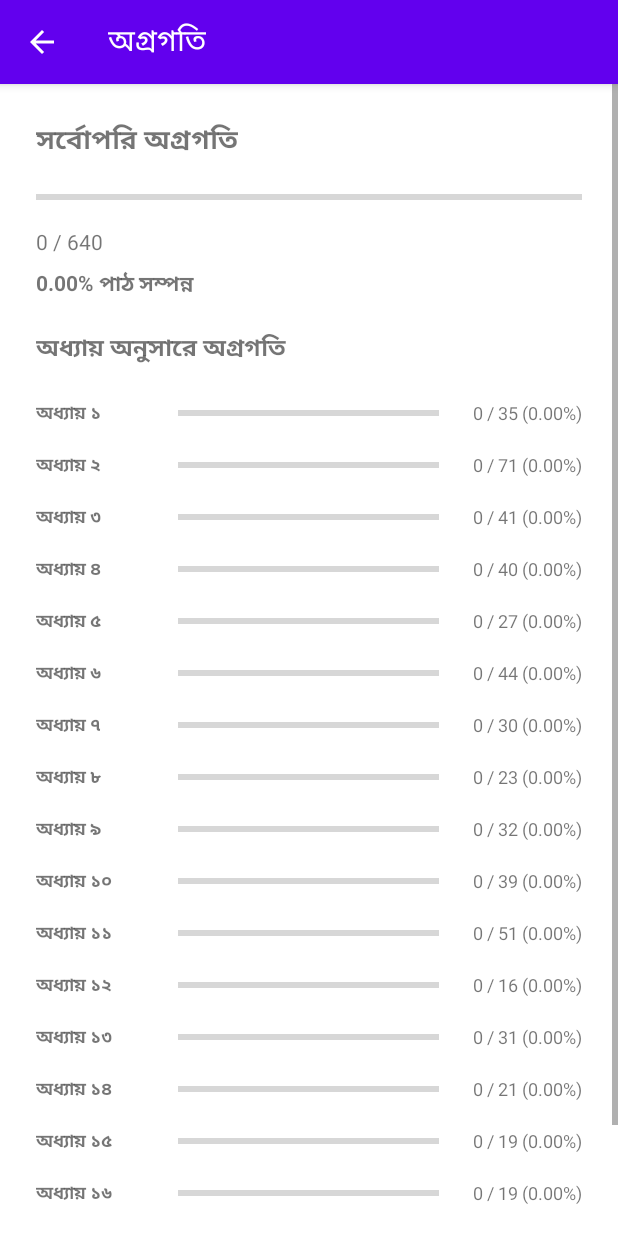
After one commit to dip06ece/GeetaInBangla, an Android app: the fragment ProgressTrackingFragment shown on its own in the app's theme, on a phone screen of 412 x 824 dp. The commit adds this screen. Run offline under Robolectric (Android 15) with nearby library versions, the phone set to English and light mode, and no system bars.

Commit message:
Added feature: social and progress tracking

```diff
--- a/app/build.gradle.kts
+++ b/app/build.gradle.kts
@@ -12,8 +12,8 @@ android {
         applicationId = "com.dip.geetainbangla"
         minSdk = 24        // ✅ UPDATED
         targetSdk = 36
-        versionCode = 5
-        versionName = "1.0.5"
+        versionCode = 6
+        versionName = "1.0.6"
 
         testInstrumentationRunner = "androidx.test.runner.AndroidJUnitRunner"
     }
--- a/app/src/main/AndroidManifest.xml
+++ b/app/src/main/AndroidManifest.xml
@@ -2,6 +2,9 @@
 <manifest xmlns:android="http://schemas.android.com/apk/res/android"
     xmlns:tools="http://schemas.android.com/tools">
     <uses-permission android:name="android.permission.INTERNET" />
+    <uses-permission
+        android:name="com.google.android.gms.permission.AD_ID"
+        tools:node="remove" />
     <application
         android:allowBackup="true"
         android:dataExtractionRules="@xml/data_extraction_rules"
--- a/app/src/main/java/com/dip/geetainbangla/MainActivity.kt
+++ b/app/src/main/java/com/dip/geetainbangla/MainActivity.kt
@@ -63,7 +63,7 @@ class MainActivity : AppCompatActivity() {
         // menu should be considered as top level destinations.
         appBarConfiguration = AppBarConfiguration(
             setOf(
-                R.id.nav_introduction, R.id.nav_bookmarks, R.id.nav_chapter1,
+                R.id.nav_progress, R.id.nav_introduction, R.id.nav_bookmarks, R.id.nav_chapter1,
                 R.id.nav_chapter2, R.id.nav_chapter3, R.id.nav_chapter4,
                 R.id.nav_chapter5, R.id.nav_chapter6, R.id.nav_chapter7,
                 R.id.nav_chapter8, R.id.nav_chapter9, R.id.nav_chapter10,
--- a/app/src/main/java/com/dip/geetainbangla/commonutils/commonlib.kt
+++ b/app/src/main/java/com/dip/geetainbangla/commonutils/commonlib.kt
@@ -3,7 +3,10 @@ package com.dip.geetainbangla.commonutils
 import android.content.ClipData
 import android.content.ClipboardManager
 import android.content.Context
+import android.content.Intent
 import android.content.res.ColorStateList
+import android.widget.ProgressBar
+import android.view.View
 import android.graphics.PorterDuff
 import android.media.AudioAttributes
 import android.view.LayoutInflater
@@ -75,6 +78,7 @@ object commonlib {
             val view = inflater.inflate(R.layout.item_verse, container, false)
 
             val btnView = view.findViewById<ImageButton>(R.id.btnView)
+
             val verse_store_url = verse.store_url
             if (cachedAudioFiles.contains(verse_store_url)) {
                 // Audio already downloaded → eye bright (gray)
@@ -102,6 +106,7 @@ object commonlib {
 
             val btnAudio = view.findViewById<ImageButton>(R.id.btnAudio)
             val btnBookmark = view.findViewById<ImageButton>(R.id.btnBookmark)
+            val btnSocial = view.findViewById<ImageButton>(R.id.btnSocial)
 
             val verseString = if (verseNumber > 9) "0$verseNumber" else "00$verseNumber"
 
@@ -167,6 +172,33 @@ object commonlib {
 
                     Toast.makeText(context, "Bookmark saved!", Toast.LENGTH_SHORT).show()
                 }
+            }
+            btnSocial.setOnClickListener {
+                val chapterText = convertChapterNumberToBangla(chapterBack.toInt())
+                val verseText = verse.serialNumber
+                val stanzasText = verse.stanzas.joinToString("\n")
+                val meaningText = verse.meaning
+
+val shareText = """
+শ্রীমদ্ভগবদ্গীতা
+
+অধ্যায় - $chapterText
+শ্লোক নং - $verseText
+
+শ্লোক:
+$stanzasText
+
+অর্থ: $meaningText
+""".trimIndent()
+
+                    val shareIntent = Intent(Intent.ACTION_SEND).apply {
+                            type = "text/plain"
+                            putExtra(Intent.EXTRA_TEXT, shareText)
+                    }
+
+                    fragment.startActivity(
+                        Intent.createChooser(shareIntent, "শেয়ার করুন")
+                    )
             }
 
             btnView.setOnClickListener {
@@ -396,6 +428,7 @@ fun loadAndDisplayBookmark(
 
             val btnAudio = view.findViewById<ImageButton>(R.id.btnAudio)
             val btnBookmark = view.findViewById<ImageButton>(R.id.btnBookmark)
+            val btnSocial = view.findViewById<ImageButton>(R.id.btnSocial)
 
             btnAudio.setOnClickListener {
                 (fragment.requireActivity() as? AppCompatActivity)
@@ -407,6 +440,33 @@ fun loadAndDisplayBookmark(
                     fragment = fragment,
                     key = bookmark.key,
                     containerId = containerId
+                )
+            }
+            btnSocial.setOnClickListener {
+                val chapterText = convertChapterNumberToBangla(bookmark.chapter.toInt())
+                val verseText = bookmark.serialNumber
+                val stanzasText = bookmark.stanzas.joinToString("\n")
+                val meaningText = bookmark.meaning
+
+                val shareText = """
+শ্রীমদ্ভগবদ্গীতা
+
+অধ্যায় - $chapterText
+শ্লোক নং - $verseText
+
+শ্লোক:
+$stanzasText
+
+অর্থ: $meaningText
+""".trimIndent()
+
+                val shareIntent = Intent(Intent.ACTION_SEND).apply {
+                    type = "text/plain"
+                    putExtra(Intent.EXTRA_TEXT, shareText)
+                }
+
+                fragment.startActivity(
+                    Intent.createChooser(shareIntent, "শেয়ার করুন")
                 )
             }
 
@@ -444,4 +504,78 @@ private fun removeBookmarkAndReload(
     return if (chapter in 1..18) banglaDigits[chapter] else ""
 }
 
+    fun loadAndDisplayProgress(fragment: Fragment,
+                               containerId: Int){
+        val context = fragment.requireContext()
+        val rootView = fragment.requireView().findViewById<LinearLayout>(containerId)
+
+        val progressBar = rootView.findViewById<ProgressBar>(R.id.progressBar)
+        val tvProgressCount = rootView.findViewById<TextView>(R.id.tvProgressCount)
+        val tvProgressPercent = rootView.findViewById<TextView>(R.id.tvProgressPercent)
+
+        val TOTAL_AUDIO_FILES = 640
+
+        // IMPORTANT: match where you actually save audio
+        val audioDir = File(context.filesDir, "audio")
+
+        // val audioDir = File(context.cacheDir, "audio")  // If you decide to use cache instead:
+
+        val downloadedCount = if (audioDir.exists()) {
+            audioDir.listFiles { file ->
+                file.isFile && file.extension.equals("mp3", ignoreCase = true)
+            }?.size ?: 0
+        } else {
+            0
+        }
+
+        progressBar.max = TOTAL_AUDIO_FILES
+        progressBar.progress = downloadedCount
+
+        tvProgressCount.text = "$downloadedCount / $TOTAL_AUDIO_FILES"
+
+        val percent = (downloadedCount.toFloat() / TOTAL_AUDIO_FILES) * 100
+        val percentText = String.format("%.2f", percent)
+        tvProgressPercent.text = "$percentText% পাঠ সম্পন্ন"
+
+        val chapterViews = listOf(
+            R.id.ch1, R.id.ch2, R.id.ch3, R.id.ch4, R.id.ch5, R.id.ch6,
+            R.id.ch7, R.id.ch8, R.id.ch9, R.id.ch10, R.id.ch11, R.id.ch12,
+            R.id.ch13, R.id.ch14, R.id.ch15, R.id.ch16, R.id.ch17, R.id.ch18
+        )
+
+        val chapterTotals = listOf(
+            35, 71, 41, 40, 27, 44, 30, 23, 32,
+            39, 51, 16, 31, 21, 19, 19, 26, 75
+        )
+
+        val chapterNames = listOf(
+            "১", "২", "৩", "৪", "৫", "৬", "৭", "৮", "৯",
+            "১০", "১১", "১২", "১৩", "১৪", "১৫", "১৬", "১৭", "১৮"
+        )
+
+        chapterViews.forEachIndexed { index, viewId ->
+            val chapterView = rootView.findViewById<View>(viewId)
+
+            val tvTitle = chapterView.findViewById<TextView>(R.id.tvChapterTitle)
+            val progressBar = chapterView.findViewById<ProgressBar>(R.id.chapterProgressBar)
+            val tvText = chapterView.findViewById<TextView>(R.id.tvChapterProgressText)
+
+            val chapterNo = index + 1
+            val total = chapterTotals[index]
+
+            // Count downloaded files for this chapter
+            val downloaded = audioDir.listFiles { file ->
+                file.name.startsWith(String.format("%03d_", chapterNo))
+            }?.size ?: 0
+
+            val percent = (downloaded.toFloat() / total) * 100
+
+            tvTitle.text = "অধ্যায় "+ chapterNames[index] //$chapterNo"
+            progressBar.max = total
+            progressBar.progress = downloaded
+            tvText.text = "$downloaded / $total (${String.format("%.2f", percent)}%)"
+        }
+
+    }
+
 }
--- /dev/null
+++ b/app/src/main/java/com/dip/geetainbangla/ui/progress/ProgressTrackingFragment.kt
@@ -0,0 +1,54 @@
+package com.dip.geetainbangla.ui.chapters
+
+import android.os.Bundle
+import android.view.LayoutInflater
+import android.view.View
+import android.view.ViewGroup
+import androidx.appcompat.app.AppCompatActivity
+import androidx.fragment.app.Fragment
+import com.dip.geetainbangla.R
+import com.dip.geetainbangla.commonutils.commonlib
+import com.dip.geetainbangla.databinding.FragmentProgressTrackingBinding
+
+class ProgressTrackingFragment : Fragment() {
+
+    private var _binding: FragmentProgressTrackingBinding? = null
+    private val binding get() = _binding!!
+
+    override fun onCreateView(
+        inflater: LayoutInflater,
+        container: ViewGroup?,
+        savedInstanceState: Bundle?
+    ): View {
+        _binding = FragmentProgressTrackingBinding.inflate(inflater, container, false)
+        return binding.root
+    }
+
+    override fun onViewCreated(view: View, savedInstanceState: Bundle?) {
+        super.onViewCreated(view, savedInstanceState)
+
+        (requireActivity() as AppCompatActivity).supportActionBar?.apply {
+            setDisplayHomeAsUpEnabled(true)
+            title = getString(R.string.menu_progress)
+        }
+
+        // Reuse bookmark loader (or create a new progress loader later)
+        commonlib.loadAndDisplayProgress(
+            fragment = this,
+            containerId = binding.progressContainer.id
+        )
+    }
+
+    override fun onDestroyView() {
+        super.onDestroyView()
+        _binding = null
+    }
+    override fun onResume() {
+        super.onResume()
+
+        commonlib.loadAndDisplayProgress(
+            fragment = this,
+            containerId = binding.progressContainer.id
+        )
+    }
+}
--- /dev/null
+++ b/app/src/main/res/drawable/ic_share_24.xml
@@ -0,0 +1,5 @@
+<vector xmlns:android="http://schemas.android.com/apk/res/android" android:height="24dp" android:tint="@android:color/darker_gray" android:viewportHeight="960" android:viewportWidth="960" android:width="24dp">
+
+    <path android:fillColor="@android:color/white" android:pathData="M200,840Q167,840 143.5,816.5Q120,793 120,760L120,200Q120,167 143.5,143.5Q167,120 200,120L760,120Q793,120 816.5,143.5Q840,167 840,200L840,426Q821,417 801,411.5Q781,406 760,403L760,200Q760,200 760,200Q760,200 760,200L200,200Q200,200 200,200Q200,200 200,200L200,560L368,560Q377,587 398,607Q419,627 445,635Q442,655 441,675.5Q440,696 443,716Q407,709 375.5,689.5Q344,670 320,640L200,640L200,760Q200,760 200,760Q200,760 200,760L453,760Q460,782 469,802Q478,822 491,840L200,840ZM200,760Q200,760 200,760Q200,760 200,760L200,760L320,760Q344,760 375.5,760Q407,760 443,760Q445,760 447.5,760Q450,760 453,760L200,760ZM280,350L680,350L680,270L280,270L280,350ZM280,490L517,490Q544,461 577.5,441Q611,421 650,410L650,410L280,410L280,490ZM800,880Q767,880 743.5,856.5Q720,833 720,799Q720,799 720,799Q720,799 720,799L639,750Q630,755 620.5,757.5Q611,760 600,760Q567,760 543.5,736.5Q520,713 520,680Q520,647 543.5,623.5Q567,600 600,600Q611,600 620.5,602.5Q630,605 639,610L720,562Q720,528 743.5,504.5Q767,481 800,481Q833,481 856.5,504.5Q880,528 880,561Q880,594 856.5,617.5Q833,641 800,641Q789,641 779.5,638.5Q770,636 761,631L680,679Q680,680 680,680.5Q680,681 680,682L761,730Q770,725 779.5,722.5Q789,720 800,720Q833,720 856.5,743.5Q880,767 880,800Q880,833 856.5,856.5Q833,880 800,880Z"/>
+
+</vector>
--- /dev/null
+++ b/app/src/main/res/layout/fragment_progress_tracking.xml
@@ -0,0 +1,76 @@
+<?xml version="1.0" encoding="utf-8"?>
+<ScrollView xmlns:android="http://schemas.android.com/apk/res/android"
+    android:layout_width="match_parent"
+    android:layout_height="match_parent">
+
+    <LinearLayout
+        android:id="@+id/progressContainer"
+        android:layout_width="match_parent"
+        android:layout_height="wrap_content"
+        android:orientation="vertical"
+        android:padding="24dp">
+
+        <TextView
+            android:id="@+id/tvProgressTitle"
+            android:layout_width="wrap_content"
+            android:layout_height="wrap_content"
+            android:text="@string/overall_Progress"
+            android:textSize="18sp"
+            android:textStyle="bold"
+            android:layout_marginBottom="16dp"/>
+
+        <ProgressBar
+            android:id="@+id/progressBar"
+            style="?android:attr/progressBarStyleHorizontal"
+            android:layout_width="match_parent"
+            android:layout_height="wrap_content"
+            android:max="640"/>
+
+        <TextView
+            android:id="@+id/tvProgressCount"
+            android:layout_width="wrap_content"
+            android:layout_height="wrap_content"
+            android:text="0 / 640"
+            android:layout_marginTop="12dp"/>
+
+        <TextView
+            android:id="@+id/tvProgressPercent"
+            android:layout_width="wrap_content"
+            android:layout_height="wrap_content"
+            android:text="0%"
+            android:textStyle="bold"
+            android:layout_marginTop="8dp"/>
+
+        <!-- CHAPTER PROGRESS HEADER -->
+        <TextView
+            android:text="অধ্যায় অনুসারে অগ্রগতি"
+            android:textSize="16sp"
+            android:textStyle="bold"
+            android:layout_marginBottom="14dp"
+            android:layout_marginTop="20dp"
+            android:layout_height="wrap_content"
+            android:layout_width="wrap_content"/>
+
+        <include android:id="@+id/ch1" layout="@layout/item_chapter_progress"/>
+        <include android:id="@+id/ch2" layout="@layout/item_chapter_progress"/>
+        <include android:id="@+id/ch3" layout="@layout/item_chapter_progress"/>
+        <include android:id="@+id/ch4" layout="@layout/item_chapter_progress"/>
+        <include android:id="@+id/ch5" layout="@layout/item_chapter_progress"/>
+        <include android:id="@+id/ch6" layout="@layout/item_chapter_progress"/>
+        <include android:id="@+id/ch7" layout="@layout/item_chapter_progress"/>
+        <include android:id="@+id/ch8" layout="@layout/item_chapter_progress"/>
+        <include android:id="@+id/ch9" layout="@layout/item_chapter_progress"/>
+        <include android:id="@+id/ch10" layout="@layout/item_chapter_progress"/>
+        <include android:id="@+id/ch11" layout="@layout/item_chapter_progress"/>
+        <include android:id="@+id/ch12" layout="@layout/item_chapter_progress"/>
+        <include android:id="@+id/ch13" layout="@layout/item_chapter_progress"/>
+        <include android:id="@+id/ch14" layout="@layout/item_chapter_progress"/>
+        <include android:id="@+id/ch15" layout="@layout/item_chapter_progress"/>
+        <include android:id="@+id/ch16" layout="@layout/item_chapter_progress"/>
+        <include android:id="@+id/ch17" layout="@layout/item_chapter_progress"/>
+        <include android:id="@+id/ch18" layout="@layout/item_chapter_progress"/>
+
+
+        <!-- Repeat up to Chapter 18 -->
+    </LinearLayout>
+</ScrollView>
--- /dev/null
+++ b/app/src/main/res/layout/item_chapter_progress.xml
@@ -0,0 +1,39 @@
+<?xml version="1.0" encoding="utf-8"?>
+<LinearLayout xmlns:android="http://schemas.android.com/apk/res/android"
+    android:layout_width="match_parent"
+    android:layout_height="wrap_content"
+    android:orientation="horizontal"
+    android:gravity="center_vertical"
+    android:paddingVertical="8dp">
+
+    <!-- Chapter title -->
+    <TextView
+        android:id="@+id/tvChapterTitle"
+        android:layout_width="0dp"
+        android:layout_height="wrap_content"
+        android:layout_weight="0.25"
+        android:text="অধ্যায় ১"
+        android:textSize="12sp"
+        android:textStyle="bold" />
+
+    <!-- Progress bar -->
+    <ProgressBar
+        android:id="@+id/chapterProgressBar"
+        style="?android:attr/progressBarStyleHorizontal"
+        android:layout_width="0dp"
+        android:layout_height="wrap_content"
+        android:layout_weight="0.5"
+        android:max="50"
+        android:layout_marginHorizontal="8dp"/>
+
+    <!-- Progress text -->
+    <TextView
+        android:id="@+id/tvChapterProgressText"
+        android:layout_width="0dp"
+        android:layout_height="wrap_content"
+        android:layout_weight="0.25"
+        android:text="0 / 00 (0.00%)"
+        android:textSize="12sp"
+        android:gravity="end" />
+
+</LinearLayout>
--- a/app/src/main/res/menu/activity_main_drawer.xml
+++ b/app/src/main/res/menu/activity_main_drawer.xml
@@ -4,6 +4,10 @@
     tools:showIn="navigation_view">
 
     <group android:checkableBehavior="single">
+        <item
+            android:id="@+id/nav_progress"
+            android:title="@string/menu_progress"
+            android:icon="@drawable/ic_progress" />
         <item
             android:id="@+id/nav_bookmarks"
             android:icon="@drawable/baseline_menu_bookmarks"
--- a/app/src/main/res/navigation/mobile_navigation.xml
+++ b/app/src/main/res/navigation/mobile_navigation.xml
@@ -4,6 +4,12 @@
     xmlns:tools="http://schemas.android.com/tools"
     android:id="@+id/mobile_navigation"
     app:startDestination="@+id/nav_introduction">
+
+    <fragment
+        android:id="@+id/nav_progress"
+        android:name="com.dip.geetainbangla.ui.chapters.ProgressTrackingFragment"
+        android:label="@string/menu_progress"
+        tools:layout="@layout/fragment_progress_tracking" />
 
     <fragment
         android:id="@+id/nav_introduction"
--- a/app/src/main/res/values/strings.xml
+++ b/app/src/main/res/values/strings.xml
@@ -13,6 +13,7 @@
 
 <string name="menu_introduction">গীতাপাঠপূর্ব মঙ্গলাচরণ</string>
 <string name="menu_bookmarks">বুকমার্ক কৃত শ্লোকসমূহ </string>
+    <string name="menu_progress">অগ্রগতি </string>
 <string name="menu_chapters">অধ্যায় সমূহ</string>
 <string name="menu_chapter1">প্রথম অধ্যায়</string>
 <string name="menu_chapter2">দ্বিতীয় অধ্যায়</string>
@@ -59,7 +60,9 @@
 <string name="audio">অডিও</string>
 <string name="bookmark">বুকমার্ক</string>
 <string name="view">পাঠকৃত</string>
+    <string name="social">শেয়ার</string>
 
+    <string name="overall_Progress">সর্বোপরি অগ্রগতি </string>
 <string name="dedicated_to">উৎসর্গ</string>
 <string name="dedicated_to_text">এই অ্যাপ্লিকেশনটি সহজে শ্রীমদ্ভগবদ্গীতা পড়া ও শেখার জন্য তৈরি করা হয়েছে। যারা গীতার সত্য জানতে এবং তা জীবনে প্রয়োগ করে মানসিক শান্তি অর্জন করতে আগ্রহী তাদের সকলের জন্য এটি উৎসর্গ করা হল।
     অ্যাপ্লিকেশনটি আমার স্বর্গীয় ঠাকুরদা (সুনীল কুমার দাশ), স্বর্গীয় ঠাকুমা (নিরুপমা দাশ), স্বর্গীয় পিতা (দীপক কুমার দাশ) এবং স্বর্গীয় কাকা (সংকর কুমার দাশ) এর প্রতি শ্রদ্ধার্ঘ্য হিসেবে নির্মিত এবং তাদের স্মৃতি সংরক্ষণের জন্য এটি রক্ষণাবেক্ষণ করা হবে।</string>
```
Also changed, not shown: app/src/main/res/drawable/ic_progress.xml (added, +9 -0 lines), app/src/main/res/layout/bookmark.xml (+9 -0 lines), app/src/main/res/layout/item_verse.xml (+17 -8 lines).
